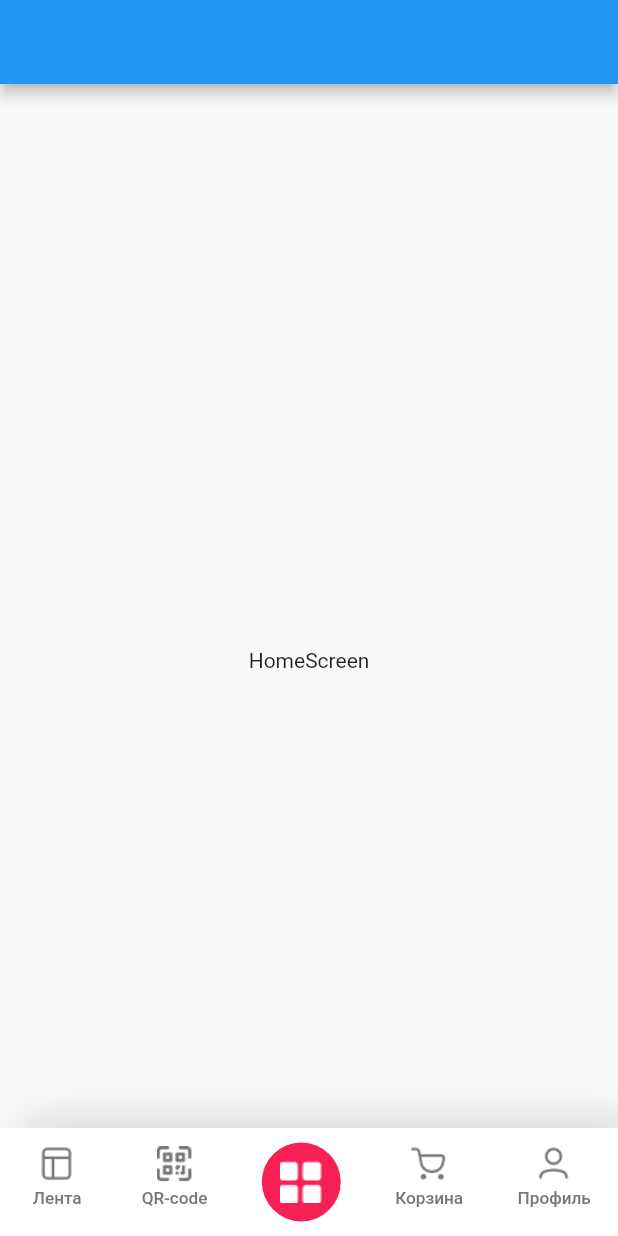
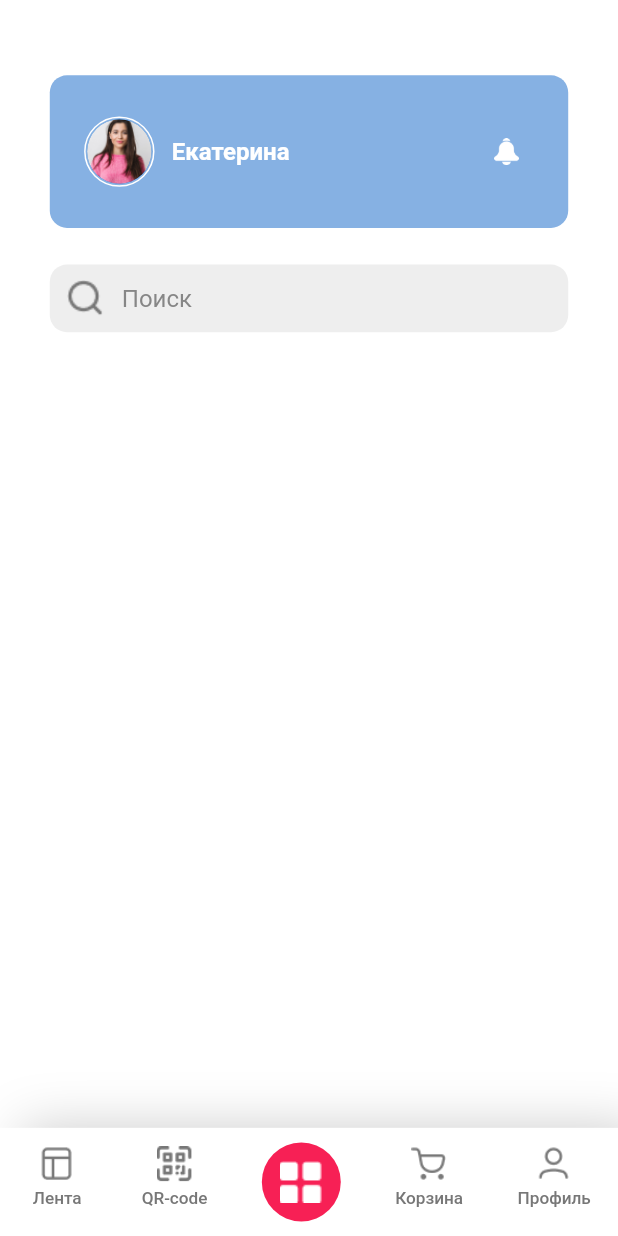
Before and after one commit to Kaparovvv/malina_food, a Flutter app: the screen it shows after launch, on a phone screen of 412 x 824 dp. Run offline on Flutter 3.47's test engine with Material 2 defaults, Android fonts, the phone set to English and light mode, and no system bars; our stand-ins replace cached_network_image, flutter_screenutil; Roboto replaces fonts that are missing (SF Pro Display).

Commit message:
Search_TextField

```diff
--- a/lib/commons/icon_helper.dart
+++ b/lib/commons/icon_helper.dart
@@ -5,4 +5,10 @@ class IconHelper {
   static String qrCodeIcon = 'assets/icons/qr_code.png';
   static String profileIcon = 'assets/icons/profile.png';
   static String mainScreenIcon = 'assets/icons/main_icon.png';
+  static String searchIcon = 'assets/icons/search.png';
+  static String notifyTrue = 'assets/icons/notify_true.png';
+  static String notifyFalse = 'assets/icons/notify_false.png';
+  static String notify1 = 'assets/icons/notify1.png';
+  static String ellipse = 'assets/icons/ellipse.png';
+
 }
--- a/lib/commons/image_helper.dart
+++ b/lib/commons/image_helper.dart
@@ -1,3 +1,5 @@
 class ImageHelper{
   static String splashScreen = 'assets/images/splash_screen.png';
+  static String userPhoto = 'assets/images/user_photo.png';
+
 }
--- a/lib/commons/textStyle_helper.dart
+++ b/lib/commons/textStyle_helper.dart
@@ -16,4 +16,18 @@ class TextStyleHelper {
     fontWeight: FontWeight.w500,
     color: ThemeHelper.greyDial,
   );
+
+  static TextStyle hintText = TextStyle(
+    fontSize: 14.sp,
+    fontFamily: "SF Pro Display",
+    fontWeight: FontWeight.w400,
+    color: ThemeHelper.greyDial.withOpacity(0.87),
+  );
+
+  static TextStyle f14w700 = TextStyle(
+    fontSize: 14.sp,
+    fontFamily: "SF Pro Display",
+    fontWeight: FontWeight.w700,
+    color: ThemeHelper.white,
+  );
 }
--- a/lib/commons/them_helper.dart
+++ b/lib/commons/them_helper.dart
@@ -12,5 +12,9 @@ class ThemeHelper{
   static Color rgba10 = const Color(0xff0A114F);
   static Color blackDial = const Color(0xff1D1D1D);
   static Color navBarShadow = const Color.fromRGBO(0, 0, 0, 0.2);
+  static Color textFieldColor = const Color(0xffEEEEEE);
+  static Color backBlur = const Color(0xff86B1E3);
+
+
 
 }
--- /dev/null
+++ b/lib/global_widgets/circle_cached_network_image.dart
@@ -0,0 +1,31 @@
+import 'package:cached_network_image/cached_network_image.dart';
+import 'package:flutter/material.dart';
+
+class CircleCachedNetworkImageWidget extends StatelessWidget {
+  const CircleCachedNetworkImageWidget({
+    Key? key,
+    required this.imageUrl,
+    required this.width,
+    required this.height,
+  }) : super(key: key);
+
+  final String? imageUrl;
+  final double? width;
+  final double? height;
+
+  @override
+  Widget build(BuildContext context) {
+    return CachedNetworkImage(
+      imageUrl: imageUrl!,
+      imageBuilder: (context, imageProvider) => SizedBox(
+        width: width,
+        height: height,
+        child: CircleAvatar(
+          backgroundImage: imageProvider,
+        ),
+      ),
+      placeholder: (context, url) => const CircularProgressIndicator(),
+      errorWidget: (context, url, error) => const Icon(Icons.error),
+    );
+  }
+}
--- /dev/null
+++ b/lib/global_widgets/searchTextField_widget.dart
@@ -0,0 +1,43 @@
+import 'package:flutter/material.dart';
+import 'package:flutter_screenutil/flutter_screenutil.dart';
+import 'package:malina_app/commons/icon_helper.dart';
+import 'package:malina_app/commons/textStyle_helper.dart';
+import 'package:malina_app/commons/them_helper.dart';
+
+class SerchTextFieldWidget extends StatelessWidget {
+  final TextEditingController controller;
+  final double width;
+  const SerchTextFieldWidget({
+    Key? key,
+    required this.controller,
+    required this.width,
+  }) : super(key: key);
+
+  @override
+  Widget build(BuildContext context) {
+    return SizedBox(
+      width: width.w,
+      height: 35.h,
+      child: TextField(
+        controller: controller,
+        textInputAction: TextInputAction.search,
+        decoration: InputDecoration(
+          contentPadding: const EdgeInsets.symmetric(vertical: 0.5),
+          border: OutlineInputBorder(
+            borderSide: BorderSide.none,
+            borderRadius: BorderRadius.circular(10.r),
+          ),
+          filled: true,
+          fillColor: ThemeHelper.textFieldColor,
+          prefixIcon: ImageIcon(
+            AssetImage(IconHelper.searchIcon),
+            size: 16,
+            color: ThemeHelper.greyDial,
+          ),
+          hintText: 'Поиск',
+          hintStyle: TextStyleHelper.hintText,
+        ),
+      ),
+    );
+  }
+}
--- a/lib/main.dart
+++ b/lib/main.dart
@@ -19,7 +19,7 @@ class MyApp extends StatelessWidget {
         debugShowCheckedModeBanner: false,
         title: 'Flutter Demo',
         theme: ThemeData(
-          primarySwatch: Colors.blue,
+          canvasColor: Colors.white
         ),
         home: const SplashScreen(),
       ),
--- a/lib/screens/bottomNavigationBar_widget/bottomNavigationBar_widget.dart
+++ b/lib/screens/bottomNavigationBar_widget/bottomNavigationBar_widget.dart
@@ -2,7 +2,6 @@ import 'package:flutter/material.dart';
 import 'package:flutter_screenutil/flutter_screenutil.dart';
 import 'package:malina_app/commons/icon_helper.dart';
 import 'package:malina_app/commons/widget_state.dart';
-import 'package:malina_app/commons/textStyle_helper.dart';
 import 'package:malina_app/commons/them_helper.dart';
 import 'package:malina_app/screens/basket_screen/basket_screen.dart';
 import 'package:malina_app/screens/bottomNavigationBar_widget/local_widgets/customBarItem_widget.dart';
@@ -34,7 +33,7 @@ class _BottomNavigationBarWidgetState extends State<BottomNavigationBarWidget> {
   Widget build(BuildContext context) {
     return Scaffold(
       body: _widgetOptions[WidgetState.currentIndex],
-      bottomSheet: Container(
+      bottomNavigationBar: Container(
         width: 1.sw,
         height: 56.h,
         decoration: BoxDecoration(
--- a/lib/screens/home_screen/home_screen.dart
+++ b/lib/screens/home_screen/home_screen.dart
@@ -1,14 +1,49 @@
+import 'dart:ui';
+
+import 'package:cached_network_image/cached_network_image.dart';
 import 'package:flutter/material.dart';
+import 'package:flutter_screenutil/flutter_screenutil.dart';
+import 'package:malina_app/commons/icon_helper.dart';
+import 'package:malina_app/commons/image_helper.dart';
+import 'package:malina_app/commons/textStyle_helper.dart';
+import 'package:malina_app/commons/them_helper.dart';
+import 'package:malina_app/global_widgets/circle_cached_network_image.dart';
+import 'package:malina_app/global_widgets/searchTextField_widget.dart';
+import 'package:malina_app/screens/home_screen/local_widgets/userBox_widget.dart';
 
-class HomeScreen extends StatelessWidget {
+class HomeScreen extends StatefulWidget {
   const HomeScreen({super.key});
 
   @override
+  State<HomeScreen> createState() => _HomeScreenState();
+}
+
+class _HomeScreenState extends State<HomeScreen> {
+  @override
   Widget build(BuildContext context) {
     return Scaffold(
-      appBar: AppBar(),
-      body: const Center(
-        child: Text('HomeScreen'),
+      body: Center(
+        child: Padding(
+          padding: EdgeInsets.only(
+            top: 39.h,
+          ),
+          child: Column(
+            children: [
+              UserBoxWidget(
+                imageUrl: ImageHelper.userPhoto,
+                // imageUrl: 'https://yandex.ru/images/search?text=ana+de+armas&img_url=http%3A%2F%2Fon-desktop.com%2Fwps%2F2020_Smiling_actress_Ana_de_Armas_on_a_gray_background_141645_.jpg&pos=8&rpt=simage&stype=image&lr=10309&parent-reqid=1663224842276237-8231058883730267249-sas3-0878-e73-sas-l7-balancer-8080-BAL-1591&source=serp',
+                userName: 'Екатерина',
+                boxTab: () {},
+                notifyTab: () {},
+              ),
+              SizedBox(height: 19.h),
+              SerchTextFieldWidget(
+                width: 302,
+                controller: TextEditingController(),
+              ),
+            ],
+          ),
+        ),
       ),
     );
   }
--- /dev/null
+++ b/lib/screens/home_screen/local_widgets/userBox_widget.dart
@@ -0,0 +1,98 @@
+import 'package:flutter/material.dart';
+import 'package:flutter_screenutil/flutter_screenutil.dart';
+import 'package:malina_app/commons/icon_helper.dart';
+import 'package:malina_app/commons/textStyle_helper.dart';
+import 'package:malina_app/commons/them_helper.dart';
+import 'package:malina_app/global_widgets/circle_cached_network_image.dart';
+
+class UserBoxWidget extends StatelessWidget {
+  final String imageUrl;
+  final String userName;
+  final bool isNotify;
+  final Function() boxTab;
+  final Function() notifyTab;
+  const UserBoxWidget({
+    Key? key,
+    required this.imageUrl,
+    required this.userName,
+    this.isNotify = false,
+    required this.boxTab,
+    required this.notifyTab,
+  }) : super(key: key);
+
+  @override
+  Widget build(BuildContext context) {
+    return InkWell(
+      onTap: () => boxTab(),
+      child: Container(
+        width: 302.w,
+        height: 79.h,
+        decoration: BoxDecoration(
+          color: ThemeHelper.backBlur,
+          borderRadius: BorderRadius.circular(10.r),
+        ),
+        child: Padding(
+          padding: EdgeInsets.only(left: 20.w, right: 15.w),
+          child: Row(
+            mainAxisAlignment: MainAxisAlignment.spaceBetween,
+            children: [
+              Row(
+                children: [
+                  Container(
+                    width: 41.w,
+                    height: 41.h,
+                    decoration: BoxDecoration(
+                      shape: BoxShape.circle,
+                      color: ThemeHelper.backBlur,
+                      border: Border.all(color: ThemeHelper.white),
+                    ),
+                    child: Padding(
+                      padding: EdgeInsets.all(1.0.sm),
+                      child: CircleAvatar(
+                        backgroundImage: AssetImage(imageUrl),
+                      ),
+                      // CircleCachedNetworkImageWidget(imageUrl: imageUrl, width: 38, height: 38)
+                    ),
+                  ),
+                  SizedBox(width: 10.w),
+                  Text(
+                    userName,
+                    style: TextStyleHelper.f14w700,
+                  ),
+                ],
+              ),
+              IconButton(
+                iconSize: 25,
+                onPressed: () => notifyTab(),
+                icon: isNotify
+                    ? Stack(
+                        children: [
+                          ImageIcon(
+                            AssetImage(IconHelper.notify1),
+                            size: 18,
+                            color: ThemeHelper.white,
+                          ),
+                          Positioned(
+                            top: 2.7.h,
+                            left: 9.w,
+                            child: ImageIcon(
+                              AssetImage(IconHelper.ellipse),
+                              size: 8,
+                              color: ThemeHelper.crimson,
+                            ),
+                          ),
+                        ],
+                      )
+                    : ImageIcon(
+                        AssetImage(IconHelper.notifyFalse),
+                        size: 18,
+                        color: ThemeHelper.white,
+                      ),
+              ),
+            ],
+          ),
+        ),
+      ),
+    );
+  }
+}
--- a/pubspec.yaml
+++ b/pubspec.yaml
@@ -37,7 +37,8 @@ dependencies:
   # Use with the CupertinoIcons class for iOS style icons.
   cupertino_icons: ^1.0.2
   flutter_screenutil: ^5.5.4
-  custom_line_indicator_bottom_navbar: ^0.0.8
+  cached_network_image: ^3.2.2
+  flutter_bloc: ^8.1.1
 
 dev_dependencies:
   flutter_test:
```
Also changed, not shown: assets/icons/Frame.png (added), assets/icons/ellipse.png (added), assets/icons/notify1.png (added), assets/icons/notify_false.png (added), assets/icons/notify_true.png (added), assets/icons/search.png (added), assets/images/user_photo.png (added), pubspec.lock, 1 other file.
